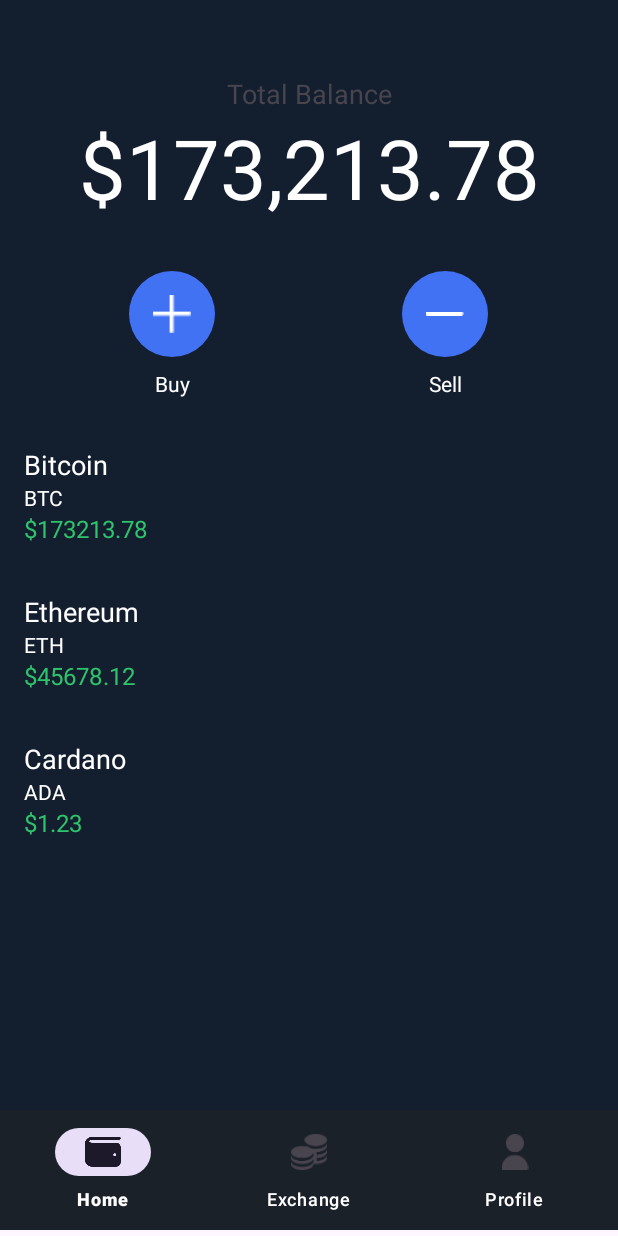
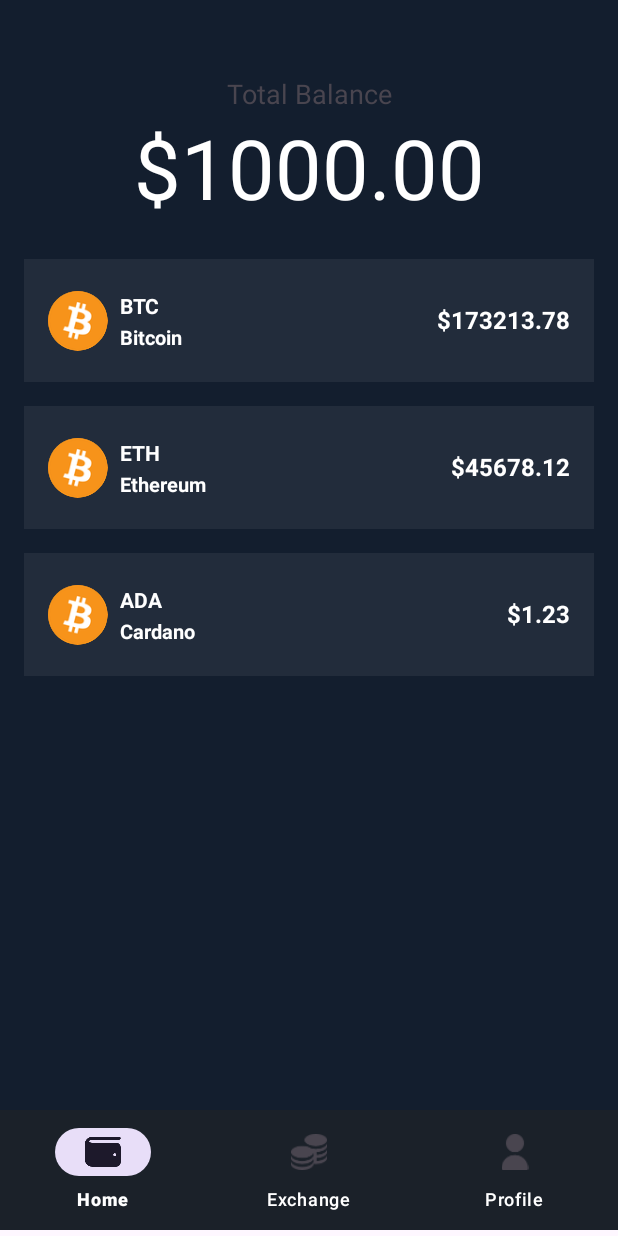
Before and after one commit to emrehancetin/CS394, an Android app: the screen it shows after launch (MainActivity), on a phone screen of 412 x 824 dp. Run offline under Robolectric (Android 15) with nearby library versions, the phone set to English and light mode, and no system bars; our stand-ins replace data binding, navigation-ui.

Commit message:
Homefragment itemview fixed

```diff
--- a/app/src/main/res/layout/fragment_home.xml
+++ b/app/src/main/res/layout/fragment_home.xml
@@ -31,72 +31,11 @@
                 android:id="@+id/textView2"
                 android:layout_width="match_parent"
                 android:layout_height="wrap_content"
-                android:text="$173,213.78"
+                android:text="$1000.00"
                 android:textAlignment="center"
                 android:textColor="@color/white"
                 android:textSize="55sp" />
 
-            <LinearLayout
-                android:layout_width="match_parent"
-                android:layout_height="match_parent"
-                android:layout_marginStart="24dp"
-                android:layout_marginEnd="24dp"
-                android:orientation="horizontal">
-
-                <LinearLayout
-                    android:id="@+id/BuyButton"
-                    android:layout_width="0dp"
-                    android:layout_height="match_parent"
-                    android:layout_marginTop="32dp"
-                    android:layout_weight="0.5"
-                    android:orientation="vertical">
-
-                    <ImageView
-                        android:id="@+id/imageViewBuyButton"
-                        android:layout_width="57dp"
-                        android:layout_height="57dp"
-                        android:layout_gravity="center"
-                        android:padding="16dp"
-                        android:background="@drawable/blue_oval"
-                        app:srcCompat="@drawable/add"
-                    />
-                    <TextView
-                        android:id="@+id/textViewBuyButton"
-                        android:layout_width="match_parent"
-                        android:layout_height="wrap_content"
-                        android:layout_marginTop="8dp"
-                        android:text="Buy"
-                        android:textAlignment="center"
-                        android:textColor="@color/white" />
-                </LinearLayout>
-
-                <LinearLayout
-                    android:id="@+id/SellButton"
-                    android:layout_width="0dp"
-                    android:layout_height="match_parent"
-                    android:layout_marginTop="32dp"
-                    android:layout_weight="0.5"
-                    android:orientation="vertical">
-
-                    <ImageView
-                        android:id="@+id/imageViewSellButton"
-                        android:layout_width="57dp"
-                        android:layout_height="57dp"
-                        android:layout_gravity="center"
-                        android:padding="16dp"
-                        android:background="@drawable/blue_oval"
-                        app:srcCompat="@drawable/minus"
-                        />
-                    <TextView
-                        android:id="@+id/textViewSellButton"
-                        android:layout_width="match_parent"
-                        android:layout_height="wrap_content"
-                        android:layout_marginTop="8dp"
-                        android:text="Sell"
-                        android:textAlignment="center"
-                        android:textColor="@color/white" />
-                </LinearLayout>
-            </LinearLayout>
 
             <androidx.recyclerview.widget.RecyclerView
                 android:id="@+id/view"
--- a/app/src/main/res/layout/item_crypto.xml
+++ b/app/src/main/res/layout/item_crypto.xml
@@ -1,33 +1,59 @@
 <?xml version="1.0" encoding="utf-8"?>
-<LinearLayout
-    xmlns:android="http://schemas.android.com/apk/res/android"
+<androidx.constraintlayout.widget.ConstraintLayout xmlns:android="http://schemas.android.com/apk/res/android"
+    xmlns:app="http://schemas.android.com/apk/res-auto"
     android:layout_width="match_parent"
-    android:layout_height="wrap_content"
-    android:orientation="vertical"
-    android:padding="16dp">
+    android:layout_height="82dp"
+    android:layout_marginStart="16dp"
+    android:layout_marginTop="8dp"
+    android:layout_marginEnd="16dp"
+    android:layout_marginBottom="8dp"
+    android:background="@color/white_half">
+
+    <ImageView
+        android:id="@+id/logo"
+        android:layout_width="40dp"
+        android:layout_height="40dp"
+        android:layout_marginStart="16dp"
+        app:layout_constraintBottom_toBottomOf="parent"
+        app:layout_constraintStart_toStartOf="parent"
+        app:layout_constraintTop_toTopOf="parent"
+        app:srcCompat="@drawable/bitcoin" />
+
+    <TextView
+        android:id="@+id/cryptoCode"
+        android:layout_width="wrap_content"
+        android:layout_height="wrap_content"
+        android:layout_marginStart="8dp"
+        android:text="Coin Name"
+        android:textStyle="bold"
+        android:textColor="@color/white"
+        app:layout_constraintStart_toEndOf="@+id/logo"
+        app:layout_constraintTop_toTopOf="@+id/logo" />
 
     <TextView
         android:id="@+id/cryptoName"
         android:layout_width="wrap_content"
         android:layout_height="wrap_content"
-        android:text="Bitcoin"
-        android:textSize="18sp"
-        android:textColor="@color/white" />
+        android:text="cryptoCode"
+        android:textStyle="bold"
+        android:textColor="@color/white"
+        android:textSize="13sp"
+        app:layout_constraintBottom_toBottomOf="@id/logo"
+        app:layout_constraintStart_toStartOf="@+id/cryptoCode" />
 
-    <TextView
-        android:id="@+id/cryptoCode"
-        android:layout_width="wrap_content"
-        android:layout_height="wrap_content"
-        android:text="BTC"
-        android:textSize="14sp"
-        android:textColor="@color/white" />
 
     <TextView
         android:id="@+id/cryptoValue"
         android:layout_width="wrap_content"
         android:layout_height="wrap_content"
-        android:text="$0.00"
+        android:layout_marginTop="8dp"
+        android:layout_marginEnd="16dp"
+        android:text="0.0"
+        android:textColor="@color/white"
         android:textSize="16sp"
-        android:textColor="@color/green" />
+        android:textStyle="bold"
+        app:layout_constraintEnd_toEndOf="parent"
+        app:layout_constraintTop_toTopOf="@+id/cryptoCode" />
 
-</LinearLayout>
+
+</androidx.constraintlayout.widget.ConstraintLayout>
--- a/gradle/libs.versions.toml
+++ b/gradle/libs.versions.toml
@@ -1,5 +1,5 @@
 [versions]
-agp = "8.7.2"
+agp = "8.4.0"
 kotlin = "1.9.0"
 coreKtx = "1.15.0"
 junit = "4.13.2"
```
